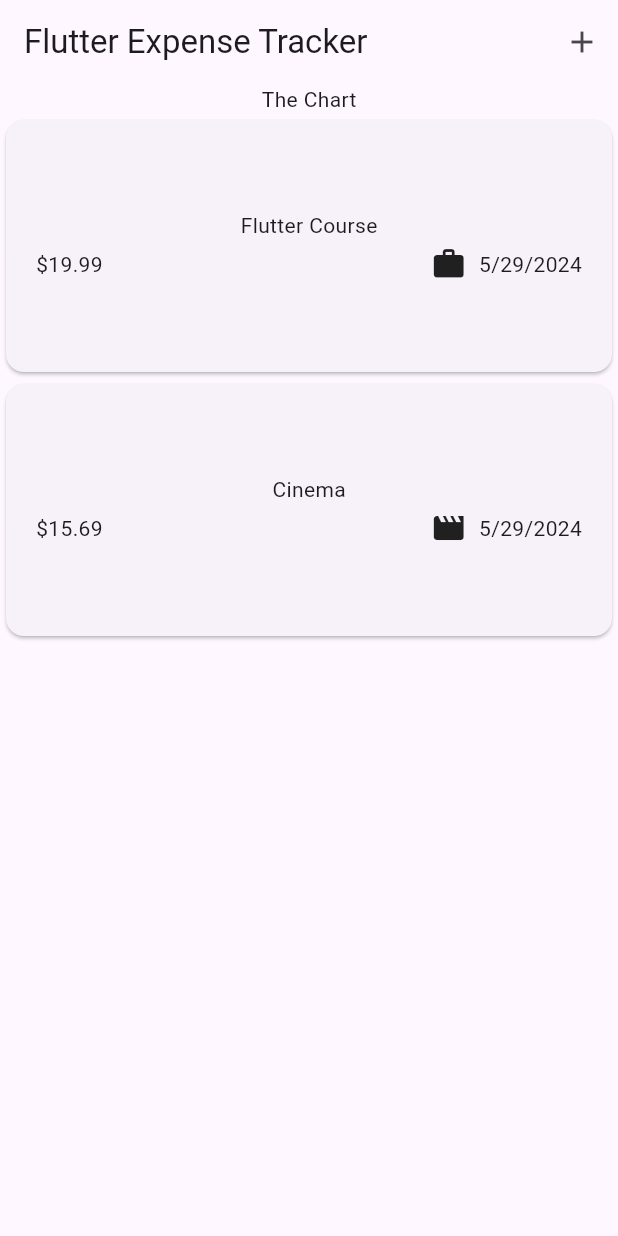
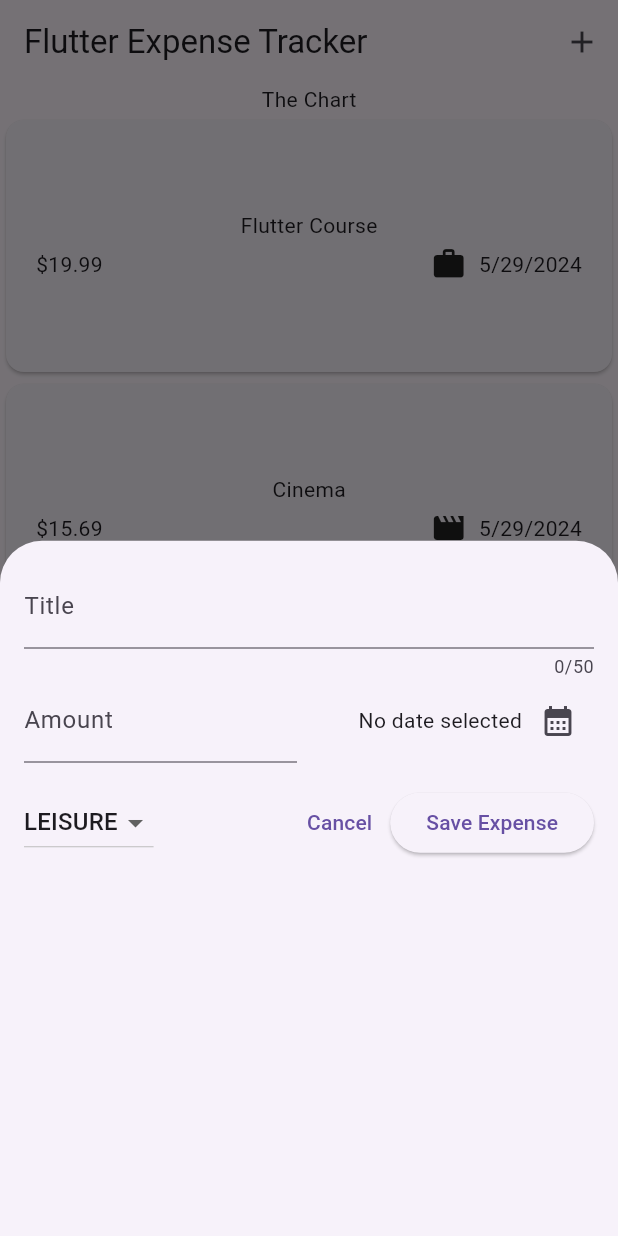
Before and after one commit to weas3ls/flutter-expense-tracker, a Flutter app: the screen it shows after launch, after a tap on the "add" icon, on a phone screen of 412 x 824 dp. Run offline on Flutter 3.47's test engine with Material 3 defaults, Android fonts, the phone set to English and light mode, and no system bars.

Commit message:
create new expense form

```diff
--- a/lib/widgets/expenses.dart
+++ b/lib/widgets/expenses.dart
@@ -1,5 +1,6 @@
 import 'package:expense_tracker/models/expense.dart';
 import 'package:expense_tracker/widgets/expenses_list/expenses_list.dart';
+import 'package:expense_tracker/widgets/new_expense.dart';
 import 'package:flutter/material.dart';
 
 class Expenses extends StatefulWidget {
@@ -27,6 +28,13 @@ class _ExpensesState extends State<Expenses> {
     ),
   ];
 
+  void _openAddExpenseOverlay() {
+    showModalBottomSheet(
+      context: context,
+      builder: (ctx) => const NewExpense(),
+    );
+  }
+
   @override
   Widget build(BuildContext context) {
     return Scaffold(
@@ -34,7 +42,7 @@ class _ExpensesState extends State<Expenses> {
         title: const Text('Flutter Expense Tracker'),
         actions: [
           IconButton(
-            onPressed: () {},
+            onPressed: _openAddExpenseOverlay,
             icon: const Icon(Icons.add),
           ),
         ],
--- /dev/null
+++ b/lib/widgets/new_expense.dart
@@ -0,0 +1,129 @@
+import 'package:expense_tracker/models/expense.dart';
+import 'package:flutter/material.dart';
+
+class NewExpense extends StatefulWidget {
+  const NewExpense({super.key});
+
+  @override
+  State<NewExpense> createState() {
+    return _NewExpenseState();
+  }
+}
+
+class _NewExpenseState extends State<NewExpense> {
+  final _titleController = TextEditingController();
+  final _amountController = TextEditingController();
+  DateTime? _selectedDate;
+  Category _selectedCategory = Category.leisure;
+
+  void _presentDatePicker() async {
+    final now = DateTime.now();
+    final firstDate = DateTime(now.year - 1, now.month, now.day);
+
+    final pickedDate = await showDatePicker(
+      context: context,
+      firstDate: firstDate,
+      lastDate: now,
+    );
+
+    setState(() {
+      _selectedDate = pickedDate;
+    });
+  }
+
+  @override
+  void dispose() {
+    _titleController.dispose();
+    _amountController.dispose();
+    super.dispose();
+  }
+
+  @override
+  Widget build(BuildContext context) {
+    return Padding(
+      padding: const EdgeInsets.all(16),
+      child: Column(
+        children: [
+          TextField(
+            controller: _titleController,
+            maxLength: 50,
+            decoration: const InputDecoration(
+              label: Text('Title'),
+            ),
+          ),
+          Row(
+            children: [
+              Expanded(
+                child: TextField(
+                  controller: _amountController,
+                  keyboardType: TextInputType.number,
+                  decoration: const InputDecoration(
+                    prefixText: '\$ ',
+                    label: Text('Amount'),
+                  ),
+                ),
+              ),
+              const SizedBox(width: 16),
+              Expanded(
+                child: Row(
+                  mainAxisAlignment: MainAxisAlignment.end,
+                  crossAxisAlignment: CrossAxisAlignment.center,
+                  children: [
+                    Text(
+                      _selectedDate == null
+                          ? 'No date selected'
+                          : formatter.format(_selectedDate!),
+                    ),
+                    IconButton(
+                      onPressed: _presentDatePicker,
+                      icon: const Icon(Icons.calendar_month),
+                    ),
+                  ],
+                ),
+              ),
+            ],
+          ),
+          const SizedBox(height: 16),
+          Row(
+            children: [
+              DropdownButton(
+                value: _selectedCategory,
+                items: Category.values
+                    .map(
+                      (category) => DropdownMenuItem(
+                        value: category,
+                        child: Text(
+                          category.name.toUpperCase(),
+                        ),
+                      ),
+                    )
+                    .toList(),
+                onChanged: (value) {
+                  if (value == null) return;
+
+                  setState(() {
+                    _selectedCategory = value;
+                  });
+                },
+              ),
+              const Spacer(),
+              TextButton(
+                onPressed: () {
+                  Navigator.pop(context);
+                },
+                child: const Text('Cancel'),
+              ),
+              ElevatedButton(
+                onPressed: () {
+                  print(_titleController.text);
+                  print(_amountController.text);
+                },
+                child: const Text('Save Expense'),
+              ),
+            ],
+          )
+        ],
+      ),
+    );
+  }
+}
```
